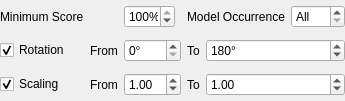
The window that AcfSln/Include/iqtipr/CGeneralSearchParamsGuiComp.ui (ImagingTools/AcfPublic) describes before a commit, drawn with Qt 5.
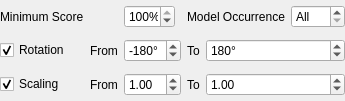
The same window after the commit.

Commit message: Added Model Index feature to the CSearchFeature and corresponding GUI Some GUI fixes in CGeneralSearchParamsGuiComp.ui

Patch:
```diff
--- a/AcfSln/Include/iqtipr/CGeneralSearchParamsGuiComp.ui
+++ b/AcfSln/Include/iqtipr/CGeneralSearchParamsGuiComp.ui
@@ -118,6 +118,15 @@
      <property name="decimals">
       <number>0</number>
      </property>
+     <property name="minimum">
+      <double>-360.000000000000000</double>
+     </property>
+     <property name="maximum">
+      <double>360.000000000000000</double>
+     </property>
+     <property name="value">
+      <double>-180.000000000000000</double>
+     </property>
     </widget>
    </item>
    <item row="1" column="4">
```
The commit also changes 5 other files.
